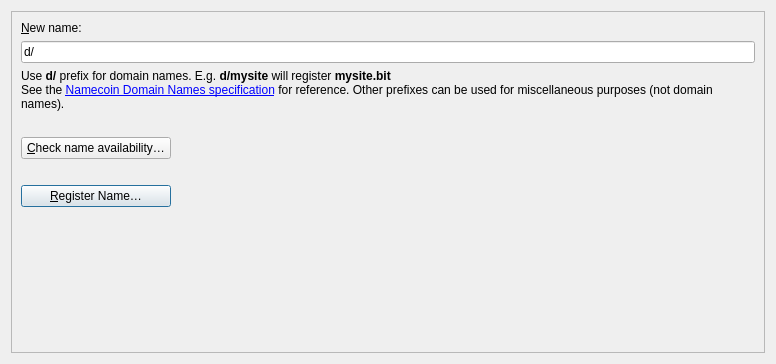
The window that electrum_nmc/electrum/gui/qt/forms/buynamespage.ui (sevenrats/electrum-nmc) describes before a commit, drawn with Qt 5.
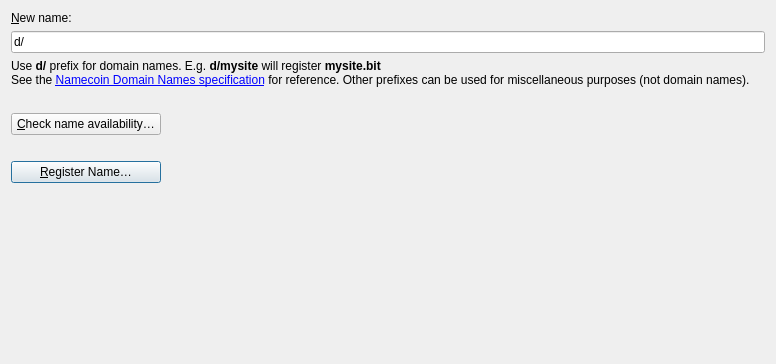
The same window after the commit. Icons and pictures are not drawn. Custom widgets are drawn as their Qt base class.

What changed in the file:
```diff
--- a/electrum_nmc/electrum/gui/qt/forms/buynamespage.ui
+++ b/electrum_nmc/electrum/gui/qt/forms/buynamespage.ui
@@ -10,6 +10,7 @@
     <height>364</height>
    </rect>
   </property>
+  <!--
   <layout class="QHBoxLayout" name="horizontalLayout">
    <item>
     <widget class="QFrame" name="frame2">
@@ -25,6 +26,7 @@
      <property name="frameShadow">
       <enum>QFrame::Sunken</enum>
      </property>
+     -->
      <layout class="QVBoxLayout" name="verticalLayout">
       <item>
        <widget class="QLabel" name="label_4">
@@ -177,9 +179,11 @@
        </spacer>
       </item>
      </layout>
+     <!--
     </widget>
    </item>
   </layout>
+  -->
  </widget>
  <customwidgets>
   <customwidget>
```
